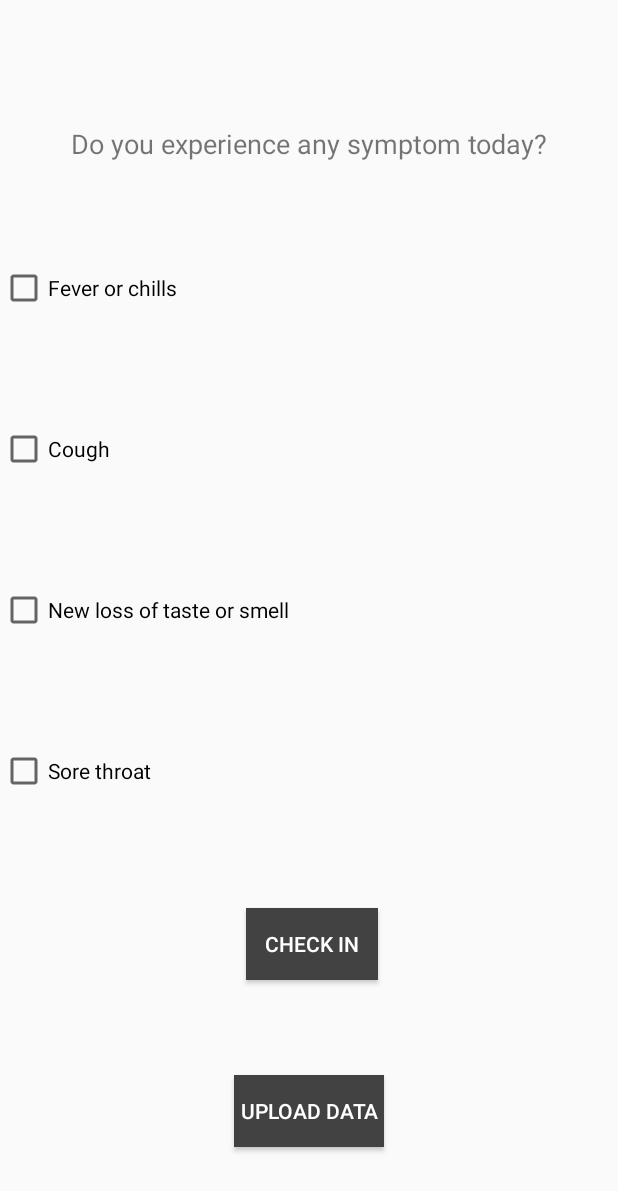
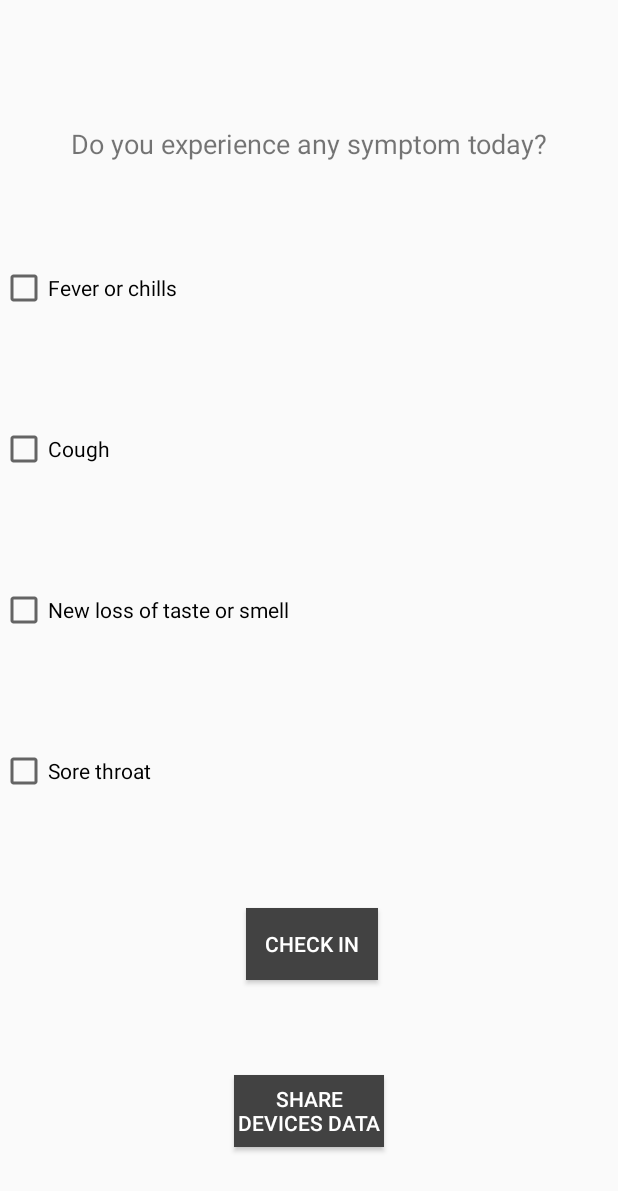
Before and after one commit to snehapatil11/TraceXContactTracing, an Android app: the layout fragment_checkin.xml on its own in the app's theme, with its tools: preview values and no code run, on a phone screen of 412 x 824 dp. Shown: the top 1191 px of the screen. Run offline under Robolectric (Android 15) with nearby library versions, the phone set to English and light mode, and no system bars.

Commit message:
modify text String

```diff
--- a/app/src/main/res/values/strings.xml
+++ b/app/src/main/res/values/strings.xml
@@ -105,10 +105,13 @@
     <string name="sore_throat">Sore throat</string>
     <string name="new_loss_of_taste_or_smell">New loss of taste or smell</string>
     <string name="do_you_experience_any_symptom_today">Do you experience any symptom today?</string>
-    <string name="upload_data">Upload Data</string>
+    <string name="upload_data">Share Devices Data</string>
     <string name="fever_or_chills">Fever or chills</string>
     <string name="cough">Cough</string>
     <string name="checkin_history">CheckIn History</string>
     <string name="textview">TextView</string>
+    <string name="check_in_history">Check-In History</string>
+    <string name="thank_you_for_checking_in">Thank you for checking in!</string>
+    <string name="what_to_do_next">What to do next if you experience any symptom</string>
 
 </resources>
```
